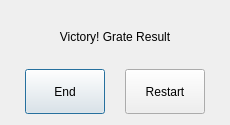
The window that victory_dialog.ui (BlackwoodPeregrin/TreasureHunt-2.0) describes before a commit, drawn with Qt 5.
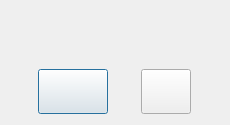
The same window after the commit.

Diff of the .ui file:
```diff
--- a/victory_dialog.ui
+++ b/victory_dialog.ui
@@ -35,7 +35,7 @@
    <item>
     <widget class="QLabel" name="label">
      <property name="text">
-      <string>Victory! Grate Result</string>
+      <string/>
      </property>
      <property name="alignment">
       <set>Qt::AlignCenter</set>
@@ -59,7 +59,7 @@
         </size>
        </property>
        <property name="text">
-        <string>End</string>
+        <string/>
        </property>
       </widget>
      </item>
@@ -78,7 +78,7 @@
         </size>
        </property>
        <property name="text">
-        <string>Restart</string>
+        <string/>
        </property>
       </widget>
      </item>
```
Left out of the diff: 10 changed lines with no effect on the pictures.
